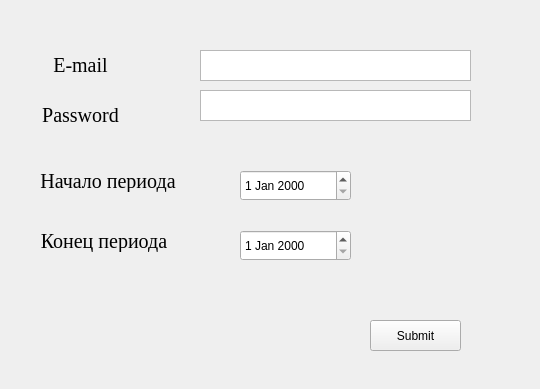
Above: main_form.ui from s41blizzard/RecievingTaxiBills before the change. Below: the same form after it.
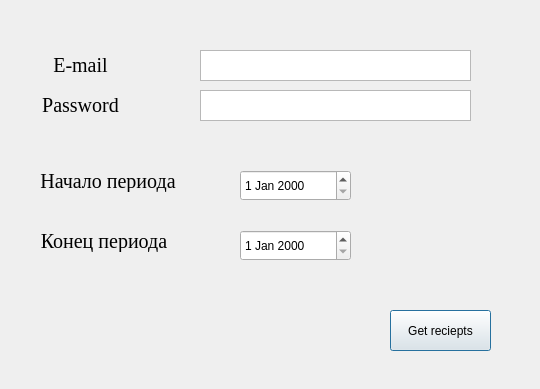
That is the form after the change. Icons and pictures are not drawn.

What changed in the file:
```diff
--- a/main_form.ui
+++ b/main_form.ui
@@ -14,27 +14,12 @@
    <string>main_window</string>
   </property>
   <property name="windowIcon">
-   <iconset theme="icon"/>
+   <iconset theme="icon">
+    <normaloff>.</normaloff>.</iconset>
   </property>
   <property name="autoFillBackground">
    <bool>true</bool>
   </property>
-  <widget class="QDialogButtonBox" name="buttonBox">
-   <property name="geometry">
-    <rect>
-     <x>10</x>
-     <y>600</y>
-     <width>461</width>
-     <height>32</height>
-    </rect>
-   </property>
-   <property name="orientation">
-    <enum>Qt::Horizontal</enum>
-   </property>
-   <property name="standardButtons">
-    <set>QDialogButtonBox::Cancel|QDialogButtonBox::Ok</set>
-   </property>
-  </widget>
   <widget class="QDateEdit" name="Since">
    <property name="geometry">
     <rect>
@@ -87,7 +72,7 @@
    <property name="geometry">
     <rect>
      <x>40</x>
-     <y>100</y>
+     <y>90</y>
      <width>81</width>
      <height>31</height>
     </rect>
@@ -170,25 +155,6 @@
     <set>Qt::AlignCenter</set>
    </property>
   </widget>
-  <widget class="QPushButton" name="SubmitButton">
-   <property name="geometry">
-    <rect>
-     <x>370</x>
-     <y>320</y>
-     <width>91</width>
-     <height>31</height>
-    </rect>
-   </property>
-   <property name="layoutDirection">
-    <enum>Qt::LeftToRight</enum>
-   </property>
-   <property name="autoFillBackground">
-    <bool>false</bool>
-   </property>
-   <property name="text">
-    <string>Submit</string>
-   </property>
-  </widget>
   <widget class="QTextEdit" name="email_input">
    <property name="geometry">
     <rect>
@@ -219,6 +185,19 @@
     </font>
    </property>
   </widget>
+  <widget class="QPushButton" name="pushButton">
+   <property name="geometry">
+    <rect>
+     <x>390</x>
+     <y>310</y>
+     <width>101</width>
+     <height>41</height>
+    </rect>
+   </property>
+   <property name="text">
+    <string>Get reciepts</string>
+   </property>
+  </widget>
  </widget>
  <resources/>
  <connections>
```
Left out of the diff: 35 changed lines with no effect on the pictures.
